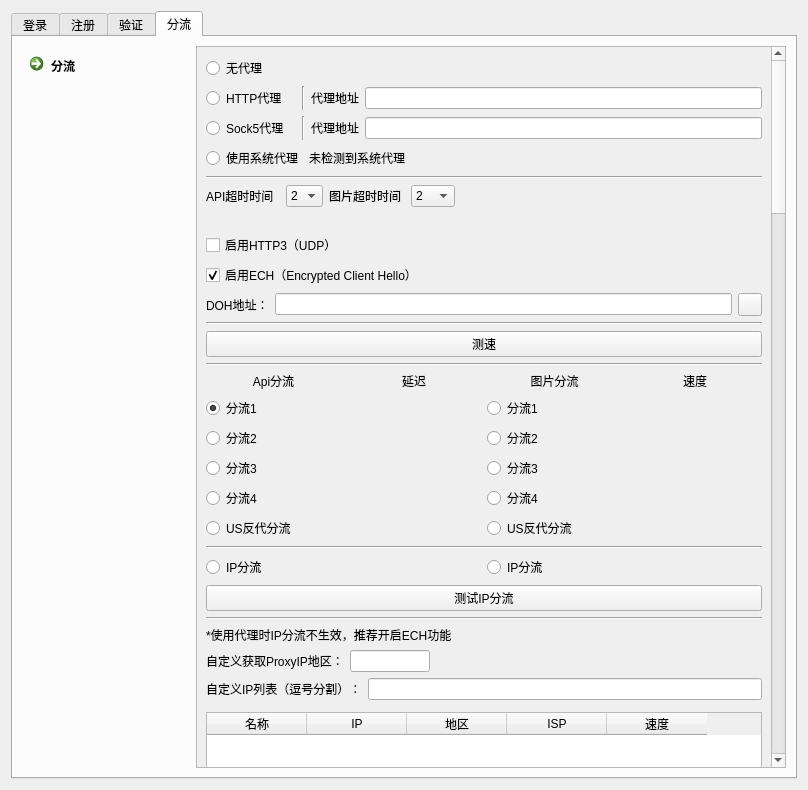
This is ui/ui_login_new.ui in tonquer/JMComic-qt as Qt 5 draws it before an edit. The edited form follows.
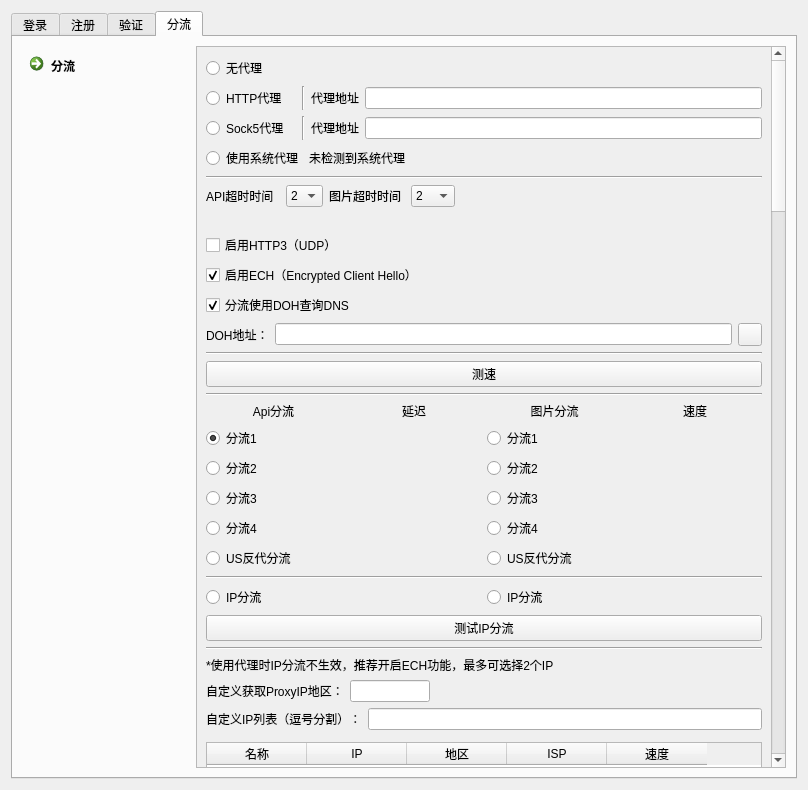
This is the edited form. Custom widgets are drawn as their Qt base class.

Commit message: 新增分流也使用doh查询dns

What changed in the file:
```diff
--- a/ui/ui_login_new.ui
+++ b/ui/ui_login_new.ui
@@ -692,9 +692,9 @@
             <property name="geometry">
              <rect>
               <x>0</x>
-              <y>0</y>
+              <y>-76</y>
               <width>570</width>
-              <height>3283</height>
+              <height>3303</height>
              </rect>
             </property>
             <layout class="QVBoxLayout" name="verticalLayout_10">
@@ -1001,7 +1001,18 @@
               </layout>
              </item>
              <item>
-              <layout class="QHBoxLayout" name="horizontalLayout_23"/>
+              <layout class="QHBoxLayout" name="horizontalLayout_23">
+               <item>
+                <widget class="QCheckBox" name="dohBox">
+                 <property name="text">
+                  <string>分流使用DOH查询DNS</string>
+                 </property>
+                 <property name="checked">
+                  <bool>true</bool>
+                 </property>
+                </widget>
+               </item>
+              </layout>
              </item>
              <item>
               <layout class="QHBoxLayout" name="horizontalLayout_24">
@@ -1337,12 +1348,12 @@
               <layout class="QVBoxLayout" name="verticalLayout_2">
                <item>
                 <widget class="QLabel" name="label_25">
+                 <property name="text">
+                  <string>*使用代理时IP分流不生效，推荐开启ECH功能，最多可选择2个IP</string>
+                 </property>
                  <property name="role" stdset="0">
                   <string notr="true">danger</string>
                  </property>
-                 <property name="text">
-                  <string>*使用代理时IP分流不生效，推荐开启ECH功能</string>
-                 </property>
                 </widget>
                </item>
               </layout>
```
Left out of the diff: 9 changed lines with no effect on the pictures. The commit also changes 13 other files.
